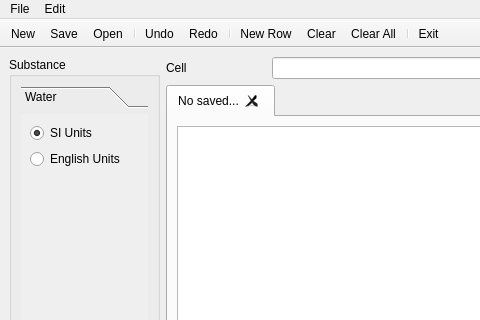
Qt form qtsteammainwindow.ui (angel3071/QtSteam) before a commit; both pictures show x 0 to 480 and y 0 to 320 of the 950 by 650 pixel window.
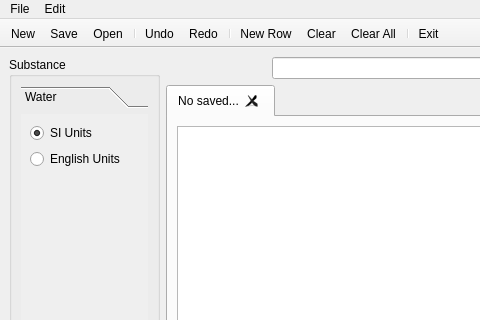
The same form after that commit. Icons and pictures are not drawn.

```diff
--- a/qtsteammainwindow.ui
+++ b/qtsteammainwindow.ui
@@ -326,7 +326,7 @@
            </size>
           </property>
           <property name="text">
-           <string>Cell</string>
+           <string/>
           </property>
          </widget>
         </item>
```
